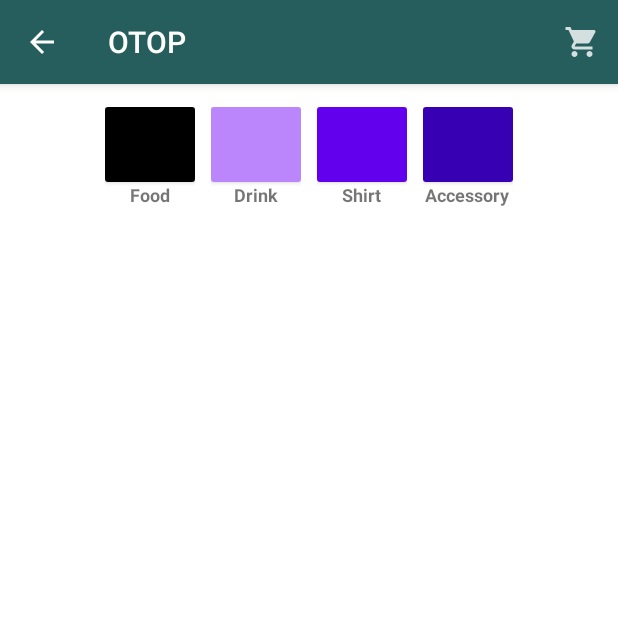
After one commit to teamlove29/atChiangMai, an Android app: the OTOPActivity screen opened directly, with no data from a screen before it, on a phone screen of 412 x 824 dp, the top half of it. The commit adds this screen. Run offline under Robolectric (Android 15) with nearby library versions, the phone set to English and light mode, and no system bars.

Commit message:
Add OTOP Activity

```diff
--- a/app/src/main/AndroidManifest.xml
+++ b/app/src/main/AndroidManifest.xml
@@ -9,7 +9,10 @@
         android:roundIcon="@mipmap/ic_launcher_round"
         android:supportsRtl="true"
         android:theme="@style/Theme.ChiangMai">
-        <activity android:name=".MainActivity">
+        <activity android:name=".activity.OTOPActivity" android:parentActivityName=".activity.MainActivity"/>
+
+        <!--    Main Activity    -->
+        <activity android:name=".activity.MainActivity">
             <intent-filter>
                 <action android:name="android.intent.action.MAIN" />
 
--- a/app/src/main/java/com/alw/atchiangmai/MainActivity.kt
+++ /dev/null
@@ -1,11 +0,0 @@
-package com.alw.atchiangmai
-
-import androidx.appcompat.app.AppCompatActivity
-import android.os.Bundle
-
-class MainActivity : AppCompatActivity() {
-    override fun onCreate(savedInstanceState: Bundle?) {
-        super.onCreate(savedInstanceState)
-        setContentView(R.layout.activity_main)
-    }
-}
--- /dev/null
+++ b/app/src/main/java/com/alw/atchiangmai/activity/MainActivity.kt
@@ -0,0 +1,21 @@
+package com.alw.atchiangmai.activity
+
+import android.content.Intent
+import androidx.appcompat.app.AppCompatActivity
+import android.os.Bundle
+import com.alw.atchiangmai.R
+import kotlinx.android.synthetic.main.activity_main.*
+
+class MainActivity : AppCompatActivity() {
+    override fun onCreate(savedInstanceState: Bundle?) {
+        super.onCreate(savedInstanceState)
+        setContentView(R.layout.activity_main)
+
+        btnOTOP.setOnClickListener{
+            //Create instance of an intent that to start OTOP activity
+            Intent(this, OTOPActivity::class.java).also {
+                startActivity(it)
+            }
+        }
+    }
+}
--- /dev/null
+++ b/app/src/main/java/com/alw/atchiangmai/activity/OTOPActivity.kt
@@ -0,0 +1,41 @@
+package com.alw.atchiangmai.activity
+
+import android.os.Bundle
+import android.view.Menu
+import androidx.appcompat.app.AppCompatActivity
+import com.alw.atchiangmai.R
+
+class OTOPActivity : AppCompatActivity() {
+
+    override fun onCreate(savedInstanceState: Bundle?) {
+        super.onCreate(savedInstanceState)
+        setContentView(R.layout.activity_otop)
+
+        //Action Bar - OTOP
+        val actionbarOTOP = supportActionBar
+
+        //Set ACtion Title
+        actionbarOTOP!!.title = "OTOP"
+
+        //Set back Button
+        actionbarOTOP.setDisplayHomeAsUpEnabled(true)
+    }
+
+    override fun onCreateOptionsMenu(menu: Menu?): Boolean {
+        menuInflater.inflate(R.menu.app_bar_menu, menu)
+        return true
+    }
+
+//    override fun onOptionsItemSelected(item: MenuItem): Boolean {
+//        when(item.itemId){
+//           // R.id.icBack -> Toast.makeText(this, "Get Back Fuck", Toast.LENGTH_SHORT).show()
+//            R.id.icCart -> Toast.makeText(this, "Get Go Cart Fuck", Toast.LENGTH_SHORT).show()
+//        }
+//        return true
+//    }
+
+    override fun onSupportNavigateUp(): Boolean {
+        onBackPressed()
+        return true
+    }
+}
--- /dev/null
+++ b/app/src/main/res/drawable-anydpi/ic_action_back.xml
@@ -0,0 +1,11 @@
+<vector xmlns:android="http://schemas.android.com/apk/res/android"
+    android:width="24dp"
+    android:height="24dp"
+    android:viewportWidth="24"
+    android:viewportHeight="24"
+    android:tint="#FFFFFF"
+    android:alpha="0.8">
+  <path
+      android:fillColor="@android:color/white"
+      android:pathData="M11.67,3.87L9.9,2.1 0,12l9.9,9.9 1.77,-1.77L3.54,12z"/>
+</vector>
--- /dev/null
+++ b/app/src/main/res/drawable-anydpi/ic_action_cart.xml
@@ -0,0 +1,11 @@
+<vector xmlns:android="http://schemas.android.com/apk/res/android"
+    android:width="24dp"
+    android:height="24dp"
+    android:viewportWidth="24"
+    android:viewportHeight="24"
+    android:tint="#FFFFFF"
+    android:alpha="0.8">
+  <path
+      android:fillColor="@android:color/white"
+      android:pathData="M7,18c-1.1,0 -1.99,0.9 -1.99,2S5.9,22 7,22s2,-0.9 2,-2 -0.9,-2 -2,-2zM1,2v2h2l3.6,7.59 -1.35,2.45c-0.16,0.28 -0.25,0.61 -0.25,0.96 0,1.1 0.9,2 2,2h12v-2L7.42,15c-0.14,0 -0.25,-0.11 -0.25,-0.25l0.03,-0.12 0.9,-1.63h7.45c0.75,0 1.41,-0.41 1.75,-1.03l3.58,-6.49c0.08,-0.14 0.12,-0.31 0.12,-0.48 0,-0.55 -0.45,-1 -1,-1L5.21,4l-0.94,-2L1,2zM17,18c-1.1,0 -1.99,0.9 -1.99,2s0.89,2 1.99,2 2,-0.9 2,-2 -0.9,-2 -2,-2z"/>
+</vector>
--- /dev/null
+++ b/app/src/main/res/drawable-v24/btn_rounded.xml
@@ -0,0 +1,13 @@
+<?xml version="1.0" encoding="utf-8"?>
+<shape xmlns:android="http://schemas.android.com/apk/res/android"
+    android:shape="rectangle"
+    android:padding="10dp">
+
+    <solid android:color="#4CAF50"/>
+    <corners
+        android:bottomRightRadius="8dp"
+        android:bottomLeftRadius="8dp"
+        android:topLeftRadius="8dp"
+        android:topRightRadius="8dp" />
+
+</shape>
--- a/app/src/main/res/layout/activity_main.xml
+++ b/app/src/main/res/layout/activity_main.xml
@@ -4,15 +4,23 @@
     xmlns:tools="http://schemas.android.com/tools"
     android:layout_width="match_parent"
     android:layout_height="match_parent"
-    tools:context=".MainActivity">
+    tools:context=".activity.MainActivity">
 
-    <TextView
+    <Button
+        android:id="@+id/btnOTOP"
         android:layout_width="wrap_content"
         android:layout_height="wrap_content"
-        android:text="Hello World!"
+        android:layout_marginStart="160dp"
+        android:layout_marginTop="295dp"
+        android:layout_marginEnd="175dp"
+        android:layout_marginBottom="388dp"
+        android:gravity="center"
+        android:text="@string/otop_btn"
         app:layout_constraintBottom_toBottomOf="parent"
-        app:layout_constraintLeft_toLeftOf="parent"
-        app:layout_constraintRight_toRightOf="parent"
-        app:layout_constraintTop_toTopOf="parent" />
+        app:layout_constraintEnd_toEndOf="parent"
+        app:layout_constraintHorizontal_bias="1.0"
+        app:layout_constraintStart_toStartOf="parent"
+        app:layout_constraintTop_toTopOf="parent"
+        app:layout_constraintVertical_bias="0.45" />
 
 </androidx.constraintlayout.widget.ConstraintLayout>
--- /dev/null
+++ b/app/src/main/res/layout/activity_otop.xml
@@ -0,0 +1,144 @@
+<?xml version="1.0" encoding="utf-8"?>
+<androidx.constraintlayout.widget.ConstraintLayout
+    xmlns:android="http://schemas.android.com/apk/res/android"
+    xmlns:app="http://schemas.android.com/apk/res-auto"
+    xmlns:tools="http://schemas.android.com/tools"
+    android:layout_width="match_parent"
+    android:layout_height="match_parent">
+
+    <LinearLayout
+        android:layout_width="match_parent"
+        android:layout_height="match_parent"
+        android:orientation="vertical">
+
+        <ScrollView
+            android:layout_width="match_parent"
+            android:layout_height="match_parent">
+
+            <LinearLayout
+                android:layout_width="match_parent"
+                android:layout_height="wrap_content"
+                android:orientation="vertical" >
+
+                <LinearLayout
+                    android:layout_width="match_parent"
+                    android:layout_height="wrap_content"
+                    android:gravity="center_horizontal"
+                    android:orientation="horizontal">
+
+                    <GridLayout
+                        android:id="@+id/gridCategoryOtop"
+                        android:layout_width="wrap_content"
+                        android:layout_height="wrap_content"
+                        android:alignmentMode="alignMargins"
+                        android:columnCount="4"
+                        android:padding="10dp"
+                        android:rowCount="1">
+
+                        <LinearLayout
+                            android:layout_width="match_parent"
+                            android:layout_height="match_parent"
+                            android:orientation="vertical"
+                            android:padding="5dp">
+
+                            <androidx.cardview.widget.CardView
+                                android:id="@+id/cvFoodOtop"
+                                android:layout_width="60dp"
+                                android:layout_height="50dp"
+                                android:layout_gravity="center_horizontal"
+                                android:foreground="@color/black">
+
+                            </androidx.cardview.widget.CardView>
+
+                            <TextView
+                                android:id="@+id/tvFoodOtop"
+                                android:layout_width="wrap_content"
+                                android:layout_height="wrap_content"
+                                android:layout_gravity="center_horizontal"
+                                android:text="@string/food_otop"
+                                android:textSize="@dimen/txt_otop_category" />
+                        </LinearLayout>
+
+                        <LinearLayout
+                            android:layout_width="match_parent"
+                            android:layout_height="match_parent"
+                            android:orientation="vertical"
+                            android:padding="5dp">
+
+                            <androidx.cardview.widget.CardView
+                                android:id="@+id/cvDrinkOtop"
+                                android:layout_width="60dp"
+                                android:layout_height="50dp"
+                                android:layout_gravity="center_horizontal"
+                                android:foreground="@color/purple_200">
+
+                            </androidx.cardview.widget.CardView>
+
+                            <TextView
+                                android:id="@+id/tvDrinkOtop"
+                                android:layout_width="wrap_content"
+                                android:layout_height="wrap_content"
+                                android:layout_gravity="center_horizontal"
+                                android:text="@string/drink_otop"
+                                android:textSize="@dimen/txt_otop_category" />
+                        </LinearLayout>
+
+
+                        <LinearLayout
+                            android:layout_width="match_parent"
+                            android:layout_height="match_parent"
+                            android:orientation="vertical"
+                            android:padding="5dp">
+
+                            <androidx.cardview.widget.CardView
+                                android:id="@+id/cvShirtOtop"
+                                android:layout_width="60dp"
+                                android:layout_height="50dp"
+                                android:layout_gravity="center_horizontal"
+                                android:foreground="@color/purple_500">
+
+                            </androidx.cardview.widget.CardView>
+
+                            <TextView
+                                android:id="@+id/tvShirtOtop"
+                                android:layout_width="wrap_content"
+                                android:layout_height="wrap_content"
+                                android:layout_gravity="center_horizontal"
+                                android:text="@string/shirt_otop"
+                                android:textSize="@dimen/txt_otop_category" />
+                        </LinearLayout>
+
+                        <LinearLayout
+                            android:layout_width="match_parent"
+                            android:layout_height="match_parent"
+                            android:orientation="vertical"
+                            android:padding="5dp">
+
+                            <androidx.cardview.widget.CardView
+                                android:id="@+id/cvAccessoriesOtop"
+                                android:layout_width="60dp"
+                                android:layout_height="50dp"
+                                android:layout_gravity="center_horizontal"
+                                android:foreground="@color/purple_700">
+
+                            </androidx.cardview.widget.CardView>
+
+                            <TextView
+                                android:id="@+id/tvAccessoriesOtop"
+                                android:layout_width="wrap_content"
+                                android:layout_height="wrap_content"
+                                android:layout_gravity="center_horizontal"
+                                android:text="@string/accessories_otop"
+                                android:textSize="@dimen/txt_otop_category" />
+                        </LinearLayout>
+                    </GridLayout>
+                </LinearLayout>
+
+                <androidx.recyclerview.widget.RecyclerView
+                    android:layout_width="match_parent"
+                    android:layout_height="match_parent" />
+            </LinearLayout>
+        </ScrollView>
+
+    </LinearLayout>
+</androidx.constraintlayout.widget.ConstraintLayout>
--- /dev/null
+++ b/app/src/main/res/menu/app_bar_menu.xml
@@ -0,0 +1,17 @@
+<?xml version="1.0" encoding="utf-8"?>
+<menu xmlns:android="http://schemas.android.com/apk/res/android"
+    xmlns:app="http://schemas.android.com/apk/res-auto">
+<!--    <item-->
+<!--        android:id="@+id/icBack"-->
+<!--        android:title="@string/back_ic"-->
+<!--        android:icon="@drawable/ic_action_back"-->
+<!--        app:showAsAction="ifRoom" />-->
+
+    <item
+        android:id="@+id/icCart"
+        android:title="@string/otop_cart_ic"
+        android:icon="@drawable/ic_action_cart"
+        app:showAsAction="always" />
+
+
+</menu>
--- /dev/null
+++ b/app/src/main/res/values/dimens.xml
@@ -0,0 +1,5 @@
+<?xml version="1.0" encoding="utf-8"?>
+<resources>
+
+    <dimen name="txt_otop_category">12sp</dimen>
+</resources>
--- a/app/src/main/res/values/strings.xml
+++ b/app/src/main/res/values/strings.xml
@@ -1,3 +1,11 @@
 <resources>
     <string name="app_name">\@ChiangMai</string>
+
+    <string name="otop_btn"><b>OTOP</b></string>
+    <string name="food_otop"><b>Food</b></string>
+    <string name="drink_otop"><b>Drink</b></string>
+    <string name="shirt_otop"><b>Shirt</b></string>
+    <string name="accessories_otop"><b>Accessory</b></string>
+    <string name="back_ic">Back</string>
+    <string name="otop_cart_ic">OTOP Cart</string>
 </resources>
```
Also changed, not shown: app/src/main/res/drawable-hdpi/ic_action_back.png (added), app/src/main/res/drawable-hdpi/ic_action_cart.png (added), app/src/main/res/drawable-mdpi/ic_action_back.png (added), app/src/main/res/drawable-mdpi/ic_action_cart.png (added), app/src/main/res/drawable-xhdpi/ic_action_back.png (added), app/src/main/res/drawable-xhdpi/ic_action_cart.png (added), app/src/main/res/drawable-xxhdpi/ic_action_back.png (added), app/src/main/res/drawable-xxhdpi/ic_action_cart.png (added).
